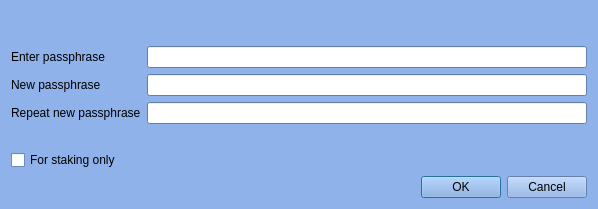
Old version of the form src/qt/forms/askpassphrasedialog.ui in the repository BlueSteelCoin/bluesteel.
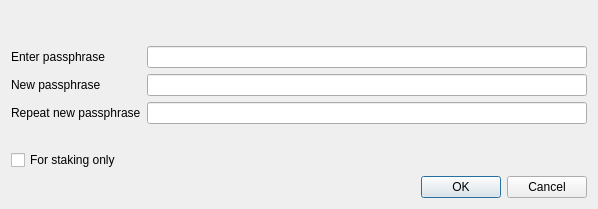
New version of the form.

What changed in the file:
```diff
--- a/src/qt/forms/askpassphrasedialog.ui
+++ b/src/qt/forms/askpassphrasedialog.ui
@@ -22,421 +22,6 @@
     <height>0</height>
    </size>
   </property>
-  <property name="palette">
-   <palette>
-    <active>
-     <colorrole role="WindowText">
-      <brush brushstyle="SolidPattern">
-       <color alpha="255">
-        <red>0</red>
-        <green>0</green>
-        <blue>0</blue>
-       </color>
-      </brush>
-     </colorrole>
-     <colorrole role="Button">
-      <brush brushstyle="SolidPattern">
-       <color alpha="238">
-        <red>135</red>
-        <green>173</green>
-        <blue>232</blue>
-       </color>
-      </brush>
-     </colorrole>
-     <colorrole role="Light">
-      <brush brushstyle="SolidPattern">
-       <color alpha="238">
-        <red>241</red>
-        <green>247</green>
-        <blue>255</blue>
-       </color>
-      </brush>
-     </colorrole>
-     <colorrole role="Midlight">
-      <brush brushstyle="SolidPattern">
-       <color alpha="238">
-        <red>188</red>
-        <green>210</green>
-        <blue>243</blue>
-       </color>
-      </brush>
-     </colorrole>
-     <colorrole role="Dark">
-      <brush brushstyle="SolidPattern">
-       <color alpha="238">
-        <red>67</red>
-        <green>86</green>
-        <blue>116</blue>
-       </color>
-      </brush>
-     </colorrole>
-     <colorrole role="Mid">
-      <brush brushstyle="SolidPattern">
-       <color alpha="238">
-        <red>90</red>
-        <green>115</green>
-        <blue>154</blue>
-       </color>
-      </brush>
-     </colorrole>
-     <colorrole role="Text">
-      <brush brushstyle="SolidPattern">
-       <color alpha="255">
-        <red>0</red>
-        <green>0</green>
-        <blue>0</blue>
-       </color>
-      </brush>
-     </colorrole>
-     <colorrole role="BrightText">
-      <brush brushstyle="SolidPattern">
-       <color alpha="255">
-        <red>255</red>
-        <green>255</green>
-        <blue>255</blue>
-       </color>
-      </brush>
-     </colorrole>
-     <colorrole role="ButtonText">
-      <brush brushstyle="SolidPattern">
-       <color alpha="255">
-        <red>0</red>
-        <green>0</green>
-        <blue>0</blue>
-       </color>
-      </brush>
-     </colorrole>
-     <colorrole role="Base">
-      <brush brushstyle="SolidPattern">
-       <color alpha="255">
-        <red>255</red>
-        <green>255</green>
-        <blue>255</blue>
-       </color>
-      </brush>
-     </colorrole>
-     <colorrole role="Window">
-      <brush brushstyle="SolidPattern">
-       <color alpha="238">
-        <red>135</red>
-        <green>173</green>
-        <blue>232</blue>
-       </color>
-      </brush>
-     </colorrole>
-     <colorrole role="Shadow">
-      <brush brushstyle="SolidPattern">
-       <color alpha="255">
-        <red>0</red>
-        <green>0</green>
-        <blue>0</blue>
-       </color>
-      </brush>
-     </colorrole>
-     <colorrole role="AlternateBase">
-      <brush brushstyle="SolidPattern">
-       <color alpha="246">
-        <red>195</red>
-        <green>214</green>
-        <blue>243</blue>
-       </color>
-      </brush>
-     </colorrole>
-     <colorrole role="ToolTipBase">
-      <brush brushstyle="SolidPattern">
-       <color alpha="255">
-        <red>255</red>
-        <green>255</green>
-        <blue>220</blue>
-       </color>
-      </brush>
-     </colorrole>
-     <colorrole role="ToolTipText">
-      <brush brushstyle="SolidPattern">
-       <color alpha="255">
-        <red>0</red>
-        <green>0</green>
-        <blue>0</blue>
-       </color>
-      </brush>
-     </colorrole>
-    </active>
-    <inactive>
-     <colorrole role="WindowText">
-      <brush brushstyle="SolidPattern">
-       <color alpha="255">
-        <red>0</red>
-        <green>0</green>
-        <blue>0</blue>
-       </color>
-      </brush>
-     </colorrole>
-     <colorrole role="Button">
-      <brush brushstyle="SolidPattern">
-       <color alpha="238">
-        <red>135</red>
-        <green>173</green>
-        <blue>232</blue>
-       </color>
-      </brush>
-     </colorrole>
-     <colorrole role="Light">
-      <brush brushstyle="SolidPattern">
-       <color alpha="238">
-        <red>241</red>
-        <green>247</green>
-        <blue>255</blue>
-       </color>
-      </brush>
-     </colorrole>
-     <colorrole role="Midlight">
-      <brush brushstyle="SolidPattern">
-       <color alpha="238">
-        <red>188</red>
-        <green>210</green>
-        <blue>243</blue>
-       </color>
-      </brush>
-     </colorrole>
-     <colorrole role="Dark">
-      <brush brushstyle="SolidPattern">
-       <color alpha="238">
-        <red>67</red>
-        <green>86</green>
-        <blue>116</blue>
-       </color>
-      </brush>
-     </colorrole>
-     <colorrole role="Mid">
-      <brush brushstyle="SolidPattern">
-       <color alpha="238">
-        <red>90</red>
-        <green>115</green>
-        <blue>154</blue>
-       </color>
-      </brush>
-     </colorrole>
-     <colorrole role="Text">
-      <brush brushstyle="SolidPattern">
-       <color alpha="255">
-        <red>0</red>
-        <green>0</green>
-        <blue>0</blue>
-       </color>
-      </brush>
-     </colorrole>
-     <colorrole role="BrightText">
-      <brush brushstyle="SolidPattern">
-       <color alpha="255">
-        <red>255</red>
-        <green>255</green>
-        <blue>255</blue>
-       </color>
-      </brush>
-     </colorrole>
-     <colorrole role="ButtonText">
-      <brush brushstyle="SolidPattern">
-       <color alpha="255">
-        <red>0</red>
-        <green>0</green>
-        <blue>0</blue>
-       </color>
-      </brush>
-     </colorrole>
-     <colorrole role="Base">
-      <brush brushstyle="SolidPattern">
-       <color alpha="255">
-        <red>255</red>
-        <green>255</green>
-        <blue>255</blue>
-       </color>
-      </brush>
-     </colorrole>
-     <colorrole role="Window">
-      <brush brushstyle="SolidPattern">
-       <color alpha="238">
-        <red>135</red>
-        <green>173</green>
-        <blue>232</blue>
-       </color>
-      </brush>
-     </colorrole>
-     <colorrole role="Shadow">
-      <brush brushstyle="SolidPattern">
-       <color alpha="255">
-        <red>0</red>
-        <green>0</green>
-        <blue>0</blue>
-       </color>
-      </brush>
-     </colorrole>
-     <colorrole role="AlternateBase">
-      <brush brushstyle="SolidPattern">
-       <color alpha="246">
-        <red>195</red>
-        <green>214</green>
-        <blue>243</blue>
-       </color>
-      </brush>
-     </colorrole>
-     <colorrole role="ToolTipBase">
-      <brush brushstyle="SolidPattern">
-       <color alpha="255">
-        <red>255</red>
-        <green>255</green>
-        <blue>220</blue>
-       </color>
-      </brush>
-     </colorrole>
-     <colorrole role="ToolTipText">
-      <brush brushstyle="SolidPattern">
-       <color alpha="255">
-        <red>0</red>
-        <green>0</green>
-        <blue>0</blue>
-       </color>
-      </brush>
-     </colorrole>
-    </inactive>
-    <disabled>
-     <colorrole role="WindowText">
-      <brush brushstyle="SolidPattern">
-       <color alpha="238">
-        <red>67</red>
-        <green>86</green>
-        <blue>116</blue>
-       </color>
-      </brush>
-     </colorrole>
-     <colorrole role="Button">
-      <brush brushstyle="SolidPattern">
-       <color alpha="238">
-        <red>135</red>
-        <green>173</green>
-        <blue>232</blue>
-       </color>
-      </brush>
-     </colorrole>
-     <colorrole role="Light">
-      <brush brushstyle="SolidPattern">
-       <color alpha="238">
-        <red>241</red>
-        <green>247</green>
-        <blue>255</blue>
-       </color>
-      </brush>
-     </colorrole>
-     <colorrole role="Midlight">
-      <brush brushstyle="SolidPattern">
-       <color alpha="238">
-        <red>188</red>
-        <green>210</green>
-        <blue>243</blue>
-       </color>
-      </brush>
-     </colorrole>
-     <colorrole role="Dark">
-      <brush brushstyle="SolidPattern">
-       <color alpha="238">
-        <red>67</red>
-        <green>86</green>
-        <blue>116</blue>
-       </color>
-      </brush>
-     </colorrole>
-     <colorrole role="Mid">
-      <brush brushstyle="SolidPattern">
-       <color alpha="238">
-        <red>90</red>
-        <green>115</green>
-        <blue>154</blue>
-       </color>
-      </brush>
-     </colorrole>
-     <colorrole role="Text">
-      <brush brushstyle="SolidPattern">
-       <color alpha="238">
-        <red>67</red>
-        <green>86</green>
-        <blue>116</blue>
-       </color>
-      </brush>
-     </colorrole>
-     <colorrole role="BrightText">
-      <brush brushstyle="SolidPattern">
-       <color alpha="255">
-        <red>255</red>
-        <green>255</green>
-        <blue>255</blue>
-       </color>
-      </brush>
-     </colorrole>
-     <colorrole role="ButtonText">
-      <brush brushstyle="SolidPattern">
-       <color alpha="238">
-        <red>67</red>
-        <green>86</green>
-        <blue>116</blue>
-       </color>
-      </brush>
-     </colorrole>
-     <colorrole role="Base">
-      <brush brushstyle="SolidPattern">
-       <color alpha="238">
-        <red>135</red>
-        <green>173</green>
-        <blue>232</blue>
-       </color>
-      </brush>
-     </colorrole>
-     <colorrole role="Window">
-      <brush brushstyle="SolidPattern">
-       <color alpha="238">
-        <red>135</red>
-        <green>173</green>
-        <blue>232</blue>
-       </color>
-      </brush>
-     </colorrole>
-     <colorrole role="Shadow">
-      <brush brushstyle="SolidPattern">
-       <color alpha="255">
-        <red>0</red>
-        <green>0</green>
-        <blue>0</blue>
-       </color>
-      </brush>
-     </colorrole>
-     <colorrole role="AlternateBase">
-      <brush brushstyle="SolidPattern">
-       <color alpha="238">
-        <red>135</red>
-        <green>173</green>
-        <blue>232</blue>
-       </color>
-      </brush>
-     </colorrole>
-     <colorrole role="ToolTipBase">
-      <brush brushstyle="SolidPattern">
-       <color alpha="255">
-        <red>255</red>
-        <green>255</green>
-        <blue>220</blue>
-       </color>
-      </brush>
-     </colorrole>
-     <colorrole role="ToolTipText">
-      <brush brushstyle="SolidPattern">
-       <color alpha="255">
-        <red>0</red>
-        <green>0</green>
-        <blue>0</blue>
-       </color>
-      </brush>
-     </colorrole>
-    </disabled>
-   </palette>
-  </property>
   <property name="windowTitle">
    <string>Passphrase Dialog</string>
   </property>
```
